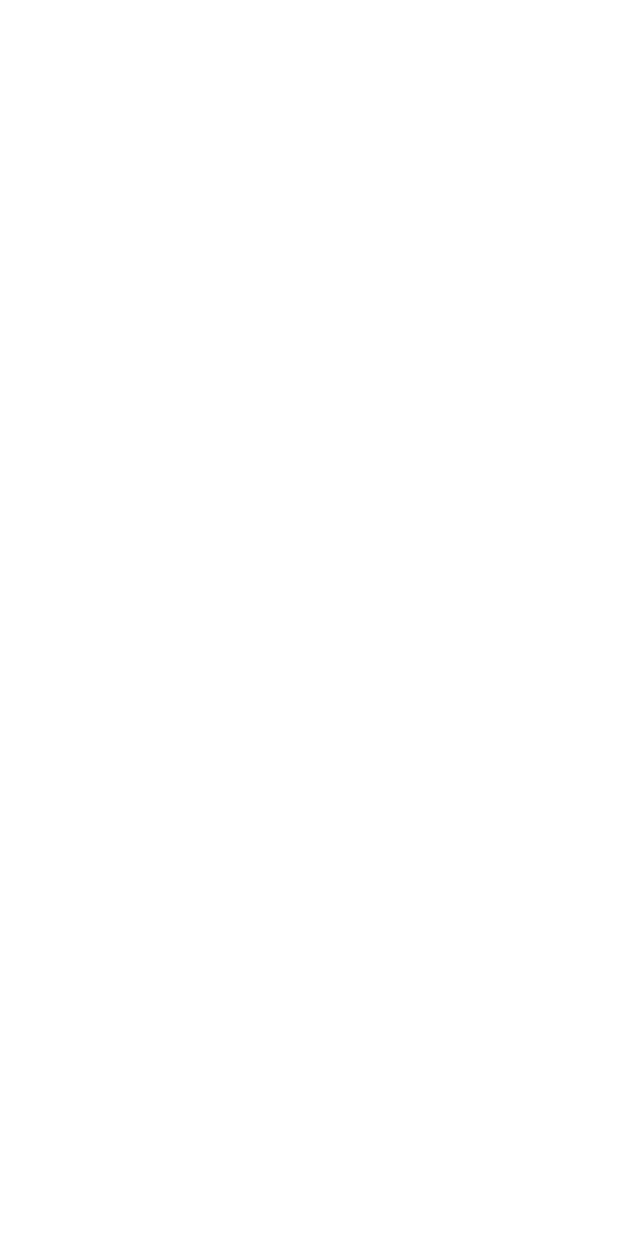
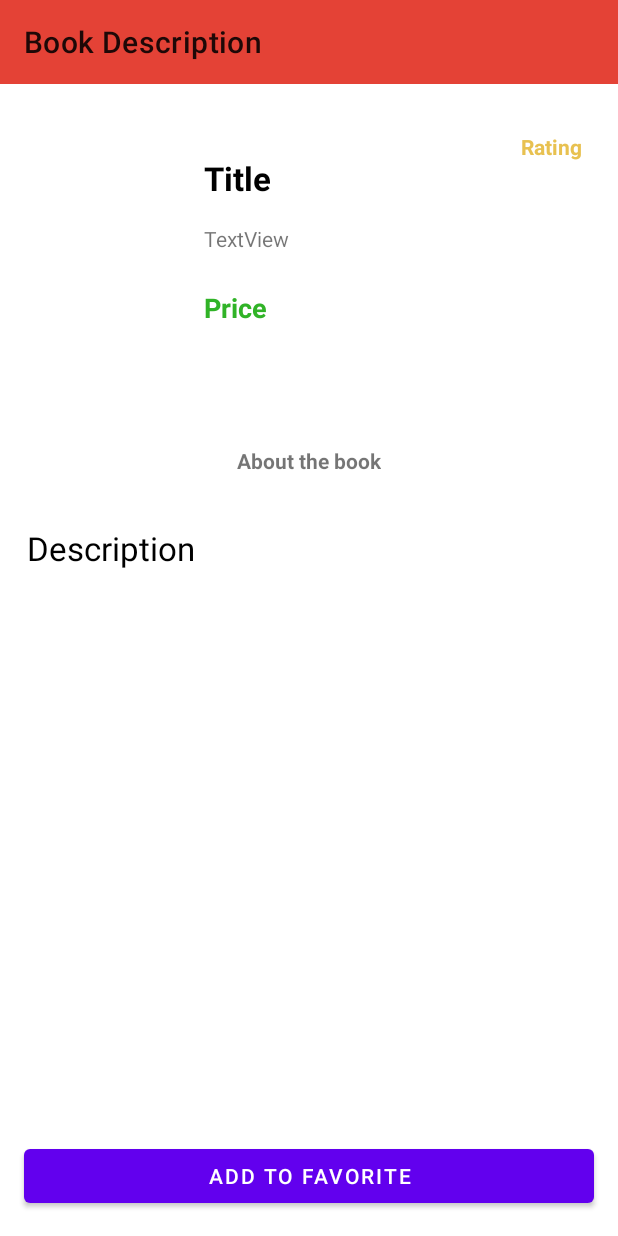
Before and after one commit to chinmaydash007/IntershalaCourseApp, an Android app: the BookDescription screen opened directly, with no data from a screen before it, on a phone screen of 412 x 824 dp. Before the commit the screen is empty. Run offline under Robolectric (Android 15) with nearby library versions, the phone set to English and light mode, and no system bars; our stand-ins replace Room's generated code; pictures from the network do not load.

Commit message:
Added Book Description Activity

```diff
--- a/app/build.gradle
+++ b/app/build.gradle
@@ -51,6 +51,12 @@ dependencies {
     implementation 'com.squareup.retrofit2:converter-gson:2.7.2'
     implementation "com.squareup.okhttp3:logging-interceptor:4.4.0"
 
+    //Room
+    def room_version = "2.2.4"
+
+    implementation "androidx.room:room-runtime:$room_version"
+    kapt "androidx.room:room-compiler:$room_version"
+
 
     implementation 'androidx.constraintlayout:constraintlayout:1.1.3'
     testImplementation 'junit:junit:4.12'
--- a/app/src/main/res/layout/activity_book_description.xml
+++ b/app/src/main/res/layout/activity_book_description.xml
@@ -12,8 +12,7 @@
         android:layout_height="wrap_content"
         android:layout_marginTop="16dp"
         android:text="TextView"
-        app:layout_constraintEnd_toEndOf="@+id/book_title"
-        app:layout_constraintStart_toStartOf="@+id/book_title"
+        app:layout_constraintStart_toStartOf="@+id/guideline"
         app:layout_constraintTop_toBottomOf="@+id/book_title" />
 
     <com.google.android.material.appbar.MaterialToolbar
@@ -39,13 +38,12 @@
         android:id="@+id/book_title"
         android:layout_width="wrap_content"
         android:layout_height="wrap_content"
-        android:layout_marginStart="24dp"
         android:layout_marginTop="48dp"
         android:text="Title  "
         android:textColor="#000"
         android:textSize="22sp"
         android:textStyle="bold"
-        app:layout_constraintStart_toEndOf="@+id/book_image"
+        app:layout_constraintStart_toStartOf="@+id/guideline"
         app:layout_constraintTop_toBottomOf="@+id/materialToolbar" />
 
     <TextView
@@ -57,8 +55,7 @@
         android:textColor="#30B327"
         android:textSize="18sp"
         android:textStyle="bold"
-        app:layout_constraintEnd_toEndOf="@+id/book_author"
-        app:layout_constraintStart_toStartOf="@+id/book_author"
+        app:layout_constraintStart_toStartOf="@+id/guideline"
         app:layout_constraintTop_toBottomOf="@+id/book_author" />
 
     <TextView
@@ -86,8 +83,10 @@
 
     <androidx.core.widget.NestedScrollView
         android:layout_width="match_parent"
-        android:layout_height="100dp"
+        android:layout_height="0dp"
         android:layout_marginTop="16dp"
+        android:scrollbars="vertical"
+        app:layout_behavior="@string/appbar_scrolling_view_behavior"
         app:layout_constraintBottom_toBottomOf="parent"
         app:layout_constraintEnd_toEndOf="parent"
         app:layout_constraintHorizontal_bias="0.0"
@@ -96,18 +95,42 @@
         app:layout_constraintVertical_bias="0.0">
 
         <TextView
+            android:id="@+id/book_description"
             android:layout_width="match_parent"
             android:layout_height="match_parent"
             android:layout_margin="18dp"
+            android:elevation="2dp"
+            android:scrollbars="vertical"
             android:text="Description"
             android:textColor="#000"
-            android:id="@+id/book_description"/>
+            android:textSize="22sp" />
 
     </androidx.core.widget.NestedScrollView>
+
     <RelativeLayout
         android:id="@+id/progressBarLayout"
+        android:layout_width="wrap_content"
+        android:layout_height="wrap_content"
+        android:background="#fff"
+        android:visibility="invisible" />
+
+    <androidx.constraintlayout.widget.Guideline
+        android:id="@+id/guideline"
+        android:layout_width="wrap_content"
+        android:layout_height="wrap_content"
+        android:orientation="vertical"
+        app:layout_constraintGuide_begin="136dp" />
+
+    <Button
+        android:id="@+id/button2"
         android:layout_width="match_parent"
-        android:layout_height="match_parent"
-        android:background="#fff"/>
+        android:layout_height="wrap_content"
+        android:layout_marginStart="16dp"
+        android:layout_marginEnd="16dp"
+        android:layout_marginBottom="16dp"
+        android:text="Add to favorite"
+        app:layout_constraintBottom_toBottomOf="parent"
+        app:layout_constraintEnd_toEndOf="parent"
+        app:layout_constraintStart_toStartOf="parent" />
 
 </androidx.constraintlayout.widget.ConstraintLayout>
--- a/build.gradle
+++ b/build.gradle
@@ -8,7 +8,7 @@ buildscript {
 
     }
     dependencies {
-        classpath 'com.android.tools.build:gradle:3.6.0'
+        classpath 'com.android.tools.build:gradle:3.6.1'
         classpath "org.jetbrains.kotlin:kotlin-gradle-plugin:$kotlin_version"
 
         // NOTE: Do not place your application dependencies here; they belong
```
Also changed, not shown: app/src/main/java/com/example/intershalacourseapp/BookDescription.kt (+53 -2 lines), app/src/main/java/com/example/intershalacourseapp/Database/BookDao.kt (added, +23 -0 lines), app/src/main/java/com/example/intershalacourseapp/Database/BookDatabase.kt (added, +9 -0 lines), app/src/main/java/com/example/intershalacourseapp/Database/BookEntities.kt (added, +17 -0 lines).
